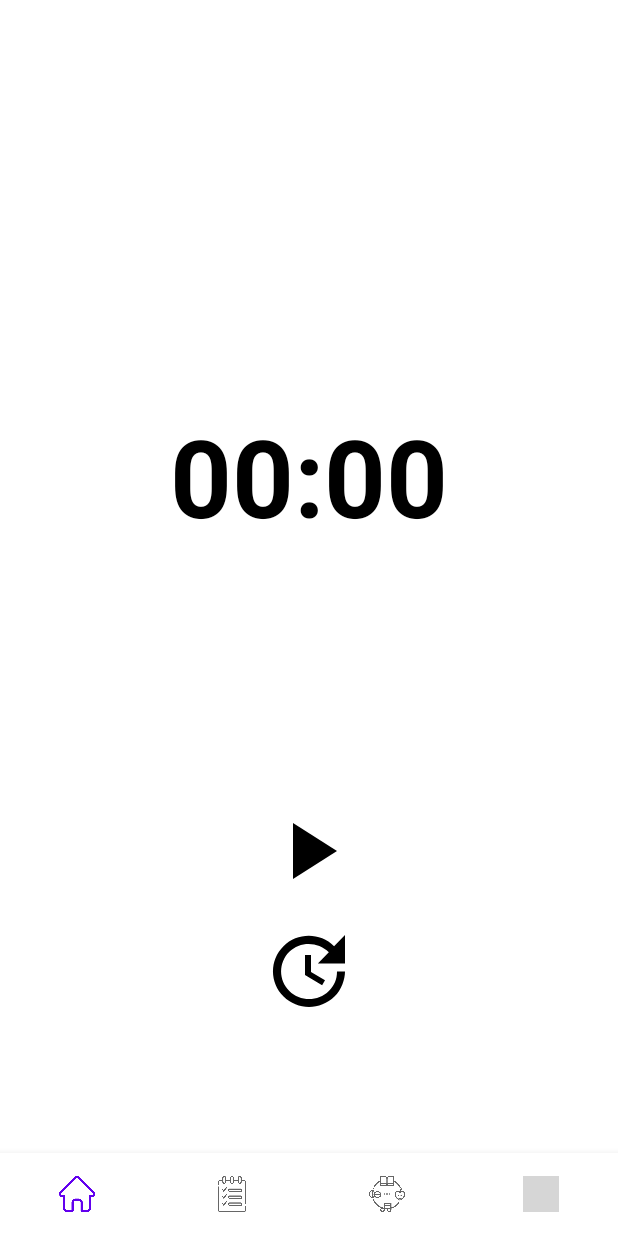
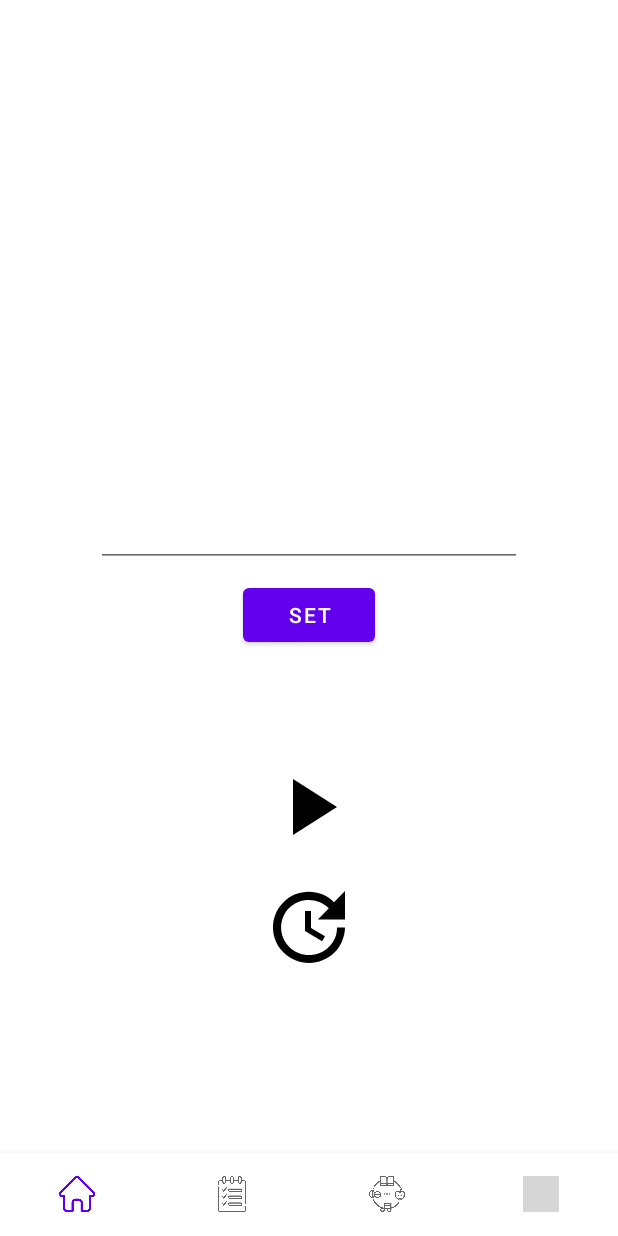
Before and after one commit to greemoid/itHelps, an Android app: the MeditationFragment screen opened through its navigation route, after a tap on an icon or button, on a phone screen of 412 x 824 dp. Run offline under Robolectric (Android 15) with nearby library versions, the phone set to English and light mode, and no system bars; our stand-ins replace navigation-ui; 1 other tap on this screen came first; grey boxes are pictures that could not be loaded.

Commit message:
Meditation screen and timer improved and moved to viewmodel

```diff
--- a/app/src/main/java/com/greemoid/ithelps/di/PresentationModule.kt
+++ b/app/src/main/java/com/greemoid/ithelps/di/PresentationModule.kt
@@ -3,6 +3,7 @@ package com.greemoid.ithelps.di
 import com.greemoid.ithelps.presentation.core.Date
 import com.greemoid.ithelps.presentation.dailyTasks.DailyTasksViewModel
 import com.greemoid.ithelps.presentation.diary.DiaryViewModel
+import com.greemoid.ithelps.presentation.meditation.MeditationViewModel
 import com.greemoid.ithelps.presentation.moodAdd.MoodAddViewModel
 import com.greemoid.ithelps.presentation.todo.TodoAddViewModel
 import com.greemoid.ithelps.presentation.todo.TodoListTasksViewModel
@@ -43,4 +44,8 @@ val presentationModule = module {
             getTasksByTaskTypeUseCase = get()
         )
     }
+
+    viewModel {
+        MeditationViewModel()
+    }
 }
--- a/app/src/main/java/com/greemoid/ithelps/presentation/meditation/MeditationFragment.kt
+++ b/app/src/main/java/com/greemoid/ithelps/presentation/meditation/MeditationFragment.kt
@@ -7,14 +7,14 @@ import android.view.LayoutInflater
 import android.view.View
 import android.view.ViewGroup
 import com.greemoid.ithelps.databinding.FragmentMeditationBinding
+import org.koin.androidx.viewmodel.ext.android.sharedViewModel
 import java.util.*
 
 
 class MeditationFragment : Fragment() {
 
     private lateinit var binding: FragmentMeditationBinding
-
-
+    private val viewModel: MeditationViewModel by sharedViewModel()
 
     override fun onCreateView(
         inflater: LayoutInflater, container: ViewGroup?,
@@ -27,7 +27,7 @@ class MeditationFragment : Fragment() {
 
     override fun onViewCreated(view: View, savedInstanceState: Bundle?) {
         super.onViewCreated(view, savedInstanceState)
-        val timer = object : CountDownTimer(900000, 1000) {
+        /*val timer = object : CountDownTimer(900000, 1000) {
 
             // Callback function, fired on regular interval
             override fun onTick(millisUntilFinished: Long) {
@@ -45,15 +45,35 @@ class MeditationFragment : Fragment() {
             override fun onFinish() {
                 binding.tvTimer.text = "done!"
             }
+        }*/
+
+        var etTime: String = ""
+        var time: Long = 0
+        binding.btnSetTime.setOnClickListener {
+            etTime = binding.etTimer.text.toString()
+            binding.etTimer.visibility = View.GONE
+            binding.btnSetTime.visibility = View.GONE
+            binding.tvTimer.visibility = View.VISIBLE
+            binding.tvTimer.text = "$etTime:00"
+            binding.etTimer.text = null
         }
 
         binding.btnStart.setOnClickListener {
-            timer.start()
+            time = etTime.toLong() * 60000
+            viewModel.startTimer(time)
         }
 
         binding.btnStop.setOnClickListener {
-            timer.cancel()
-            binding.tvTimer.text = "00:00"
+            viewModel.cancelTimer()
+            etTime = ""
+            time = 0
+            binding.etTimer.visibility = View.VISIBLE
+            binding.btnSetTime.visibility = View.VISIBLE
+            binding.tvTimer.visibility = View.GONE
+        }
+
+        viewModel.millis.observe(viewLifecycleOwner) {
+            binding.tvTimer.text = it
         }
     }
 
--- a/app/src/main/java/com/greemoid/ithelps/presentation/meditation/MeditationViewModel.kt
+++ b/app/src/main/java/com/greemoid/ithelps/presentation/meditation/MeditationViewModel.kt
@@ -5,6 +5,7 @@ import androidx.lifecycle.LiveData
 import androidx.lifecycle.MutableLiveData
 import androidx.lifecycle.ViewModel
 import java.util.*
+import kotlin.properties.Delegates
 
 class MeditationViewModel : ViewModel() {
 
@@ -31,4 +32,28 @@ class MeditationViewModel : ViewModel() {
 
         return String.format(Locale.getDefault(), "%02d:%02d", minutes, secs)
     }*/
+
+    private val _millis = MutableLiveData<String>("")
+    val millis: LiveData<String> = _millis
+    lateinit var timer: CountDownTimer
+
+    fun startTimer(time: Long) {
+        timer = object : CountDownTimer(time, 1000) {
+            override fun onTick(millisUntilFinished: Long) {
+                val seconds = millisUntilFinished / 1000
+                val minutes = (seconds % 3600) / 60
+                val secs = seconds % 60
+
+                _millis.value = String.format(Locale.getDefault(), "%02d:%02d", minutes, secs)
+            }
+
+            override fun onFinish() {
+                _millis.value = "Done!"
+            }
+        }.start()
+    }
+
+    fun cancelTimer() {
+        timer.cancel()
+    }
 }
--- a/app/src/main/res/layout/fragment_meditation.xml
+++ b/app/src/main/res/layout/fragment_meditation.xml
@@ -15,6 +15,7 @@
         android:textColor="@color/black"
         android:textSize="72sp"
         android:textStyle="bold"
+        android:visibility="gone"
         app:layout_constraintBottom_toBottomOf="parent"
         app:layout_constraintEnd_toEndOf="parent"
         app:layout_constraintStart_toStartOf="parent"
@@ -41,4 +42,30 @@
         app:layout_constraintStart_toStartOf="parent"
         app:layout_constraintTop_toBottomOf="@+id/btnStart" />
 
+    <EditText
+        android:id="@+id/etTimer"
+        android:layout_width="match_parent"
+        android:layout_height="wrap_content"
+        android:layout_marginStart="64dp"
+        android:layout_marginEnd="64dp"
+        android:ems="10"
+        android:gravity="center"
+        android:inputType="time"
+        android:textSize="72sp"
+        app:layout_constraintBottom_toBottomOf="parent"
+        app:layout_constraintEnd_toEndOf="parent"
+        app:layout_constraintStart_toStartOf="parent"
+        app:layout_constraintTop_toTopOf="parent"
+        app:layout_constraintVertical_bias="0.40" />
+
+    <Button
+        android:id="@+id/btnSetTime"
+        android:layout_width="wrap_content"
+        android:layout_height="wrap_content"
+        android:layout_marginTop="8dp"
+        android:text="Set"
+        app:layout_constraintEnd_toEndOf="@+id/etTimer"
+        app:layout_constraintStart_toStartOf="@+id/etTimer"
+        app:layout_constraintTop_toBottomOf="@+id/etTimer" />
+
 </androidx.constraintlayout.widget.ConstraintLayout>
```
